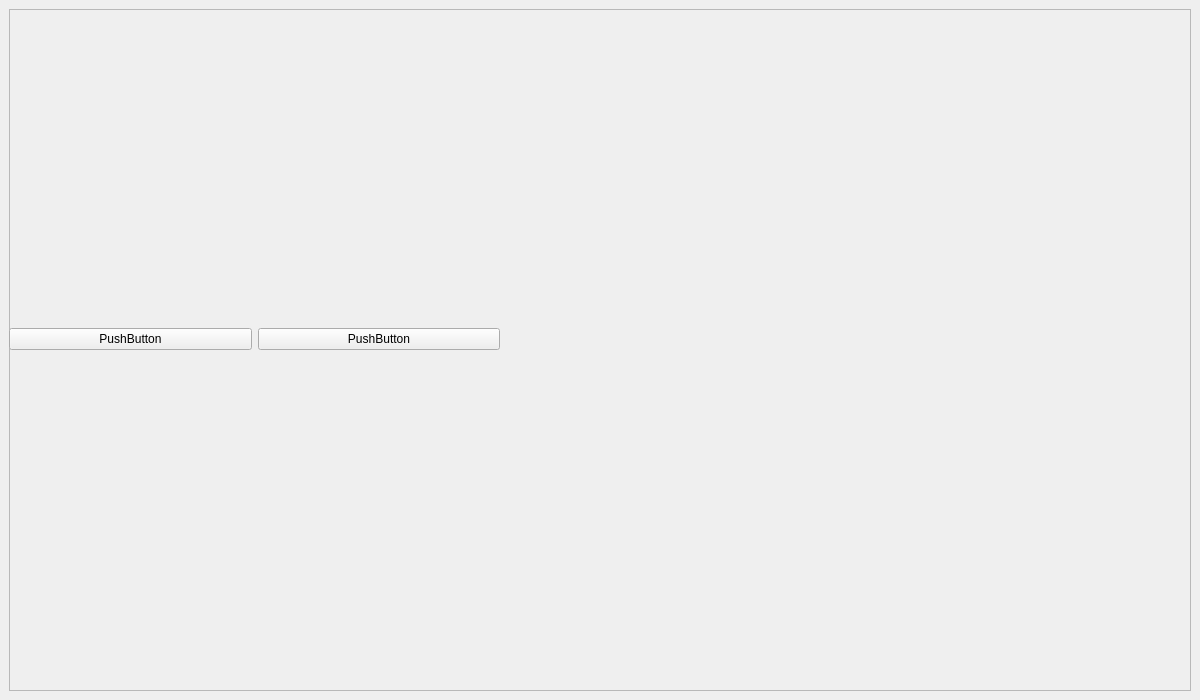
Potapov-AA/Graphs, file design.ui: the form before one commit.
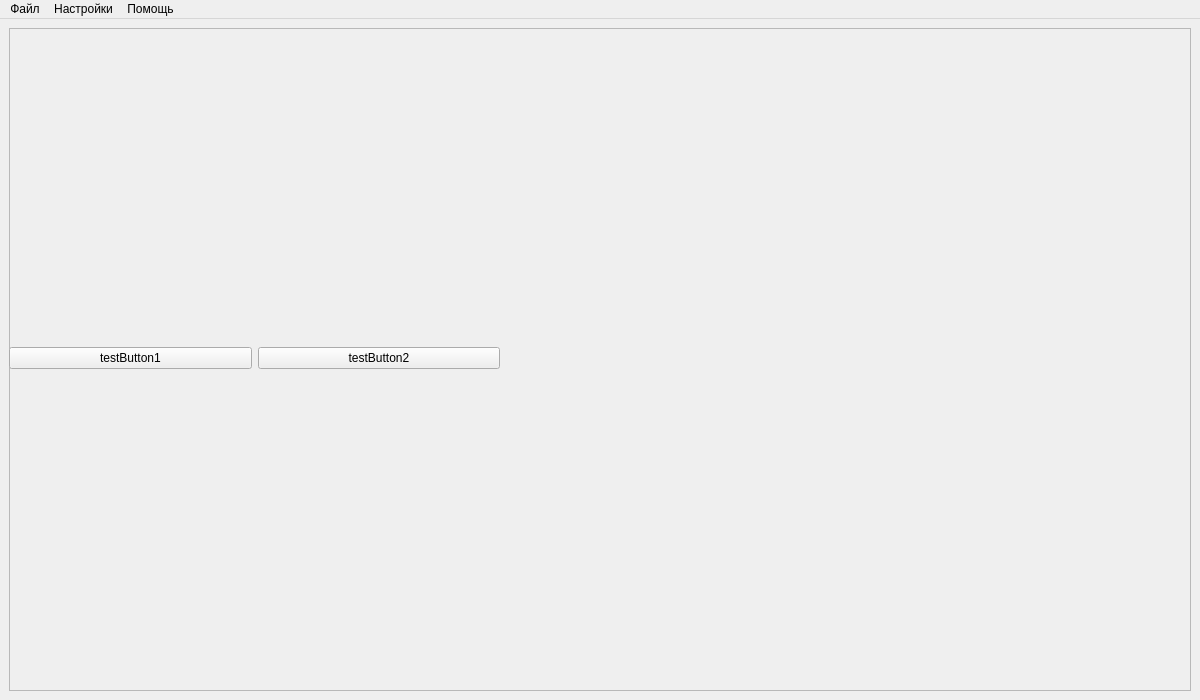
The form after the commit.

Commit message:
Дизайн
Продолжаю настраивать дизайн

The edit to the form file:
```diff
--- a/design.ui
+++ b/design.ui
@@ -52,18 +52,18 @@
            <height>661</height>
           </rect>
          </property>
-         <layout class="QHBoxLayout" name="horizontalLayout_2">
-          <item>
+         <layout class="QGridLayout" name="gridLayout">
+          <item row="0" column="0">
            <widget class="QPushButton" name="testButton1">
             <property name="text">
-             <string>PushButton</string>
+             <string>testButton1</string>
             </property>
            </widget>
           </item>
-          <item>
+          <item row="0" column="1">
            <widget class="QPushButton" name="testButton2">
             <property name="text">
-             <string>PushButton</string>
+             <string>testButton2</string>
             </property>
            </widget>
           </item>
@@ -84,6 +84,28 @@
      <height>21</height>
     </rect>
    </property>
+   <widget class="QMenu" name="fileMenu">
+    <property name="title">
+     <string>Файл</string>
+    </property>
+    <addaction name="openFile"/>
+    <addaction name="saveFile"/>
+    <addaction name="separator"/>
+    <addaction name="exit"/>
+   </widget>
+   <widget class="QMenu" name="settingMenu">
+    <property name="title">
+     <string>Настройки</string>
+    </property>
+   </widget>
+   <widget class="QMenu" name="helpMenu">
+    <property name="title">
+     <string>Помощь</string>
+    </property>
+   </widget>
+   <addaction name="fileMenu"/>
+   <addaction name="settingMenu"/>
+   <addaction name="helpMenu"/>
   </widget>
  </widget>
  <resources/>
```
Left out of the diff: 19 changed lines with no effect on the pictures.
